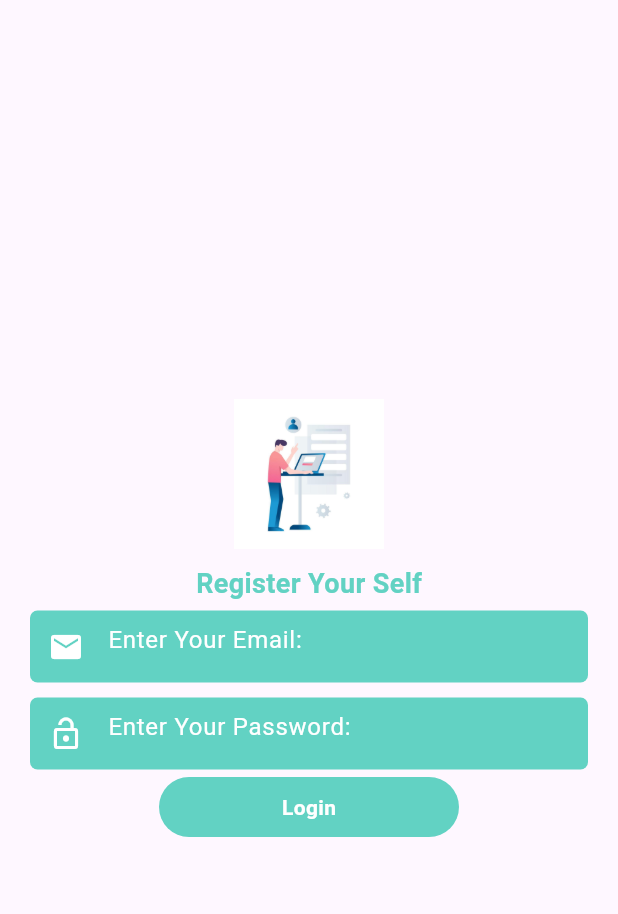
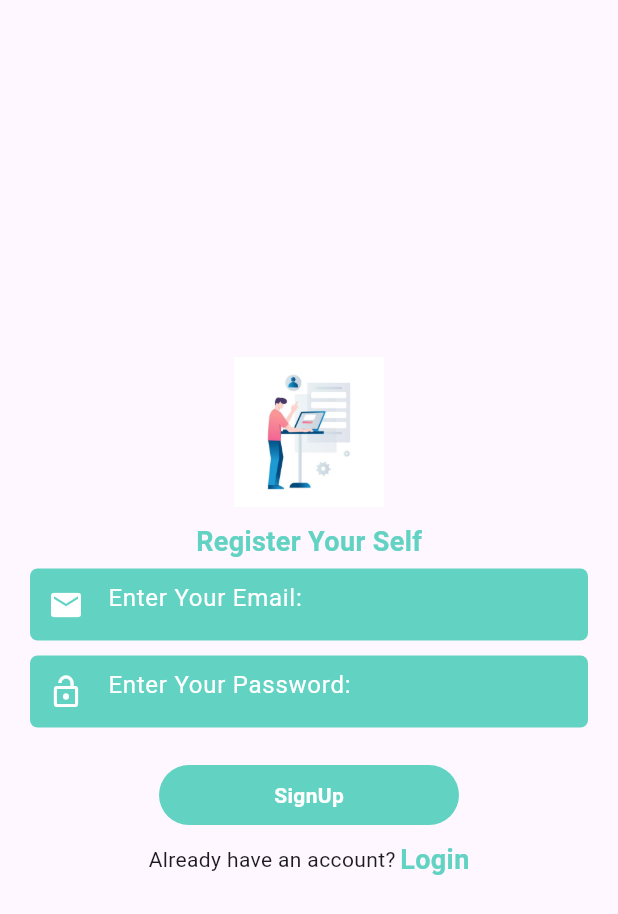
Before and after one commit to Siddique722/facebookArchitect, a Flutter app: the screen it shows after launch, on a phone screen of 412 x 824 dp. Shown: the top 914 px of the screen. Run offline on Flutter 3.47's test engine with Material 3 defaults, Android fonts, the phone set to English and light mode, and no system bars; our stand-ins replace firebase_auth, firebase_core, google_fonts; accounts and stored records are empty.

Commit message:
update code

```diff
--- a/lib/View/auth_screens/sign-screen.dart
+++ b/lib/View/auth_screens/sign-screen.dart
@@ -1,3 +1,4 @@
+import 'package:archi/Controller/components/button-widget.dart';
 import 'package:archi/Controller/components/image-component.dart';
 import 'package:archi/Controller/components/primary-text-component.dart';
 import 'package:archi/Controller/components/text-form-field-widget.dart';
@@ -31,15 +32,20 @@ TextEditingController passwordController=TextEditingController();
            PrimaryTextWidget(text: 'Register Your Self'),
          TextFormWidget(hintText: 'Enter Your Email:', icon: Icons.mail, controller: _emailController),
          TextFormWidget(hintText: 'Enter Your Password:', icon: Icons.lock_open, controller: passwordController),
-            Container(
-              height: 40,
-              width: 200,
-              decoration: BoxDecoration(
-                color: AppColors.appPrimaryColor,
-                borderRadius: BorderRadius.circular(100)
-              ),
-              child: Center(child: Text('Login',style: TextStyle(color: Colors.white,fontWeight: FontWeight.bold),),),
-            )
+          SizedBox(height: 20,),
+            ButtonWidget(text: 'SignUp', ontap: (){}),
+            SizedBox(height: 10,),
+            Row(
+              mainAxisAlignment: MainAxisAlignment.center,
+              children: [
+              Text('Already have an account?'),
+              SizedBox(width: 3,),
+              InkWell(
+                   onTap: (){
+                     Navigator.push(context, CupertinoPageRoute(builder: (context)=>LoginSCreen()));
+                   },
+                  child: PrimaryTextWidget(text: 'Login'))
+            ],)
         ],),
       ),
 
```
